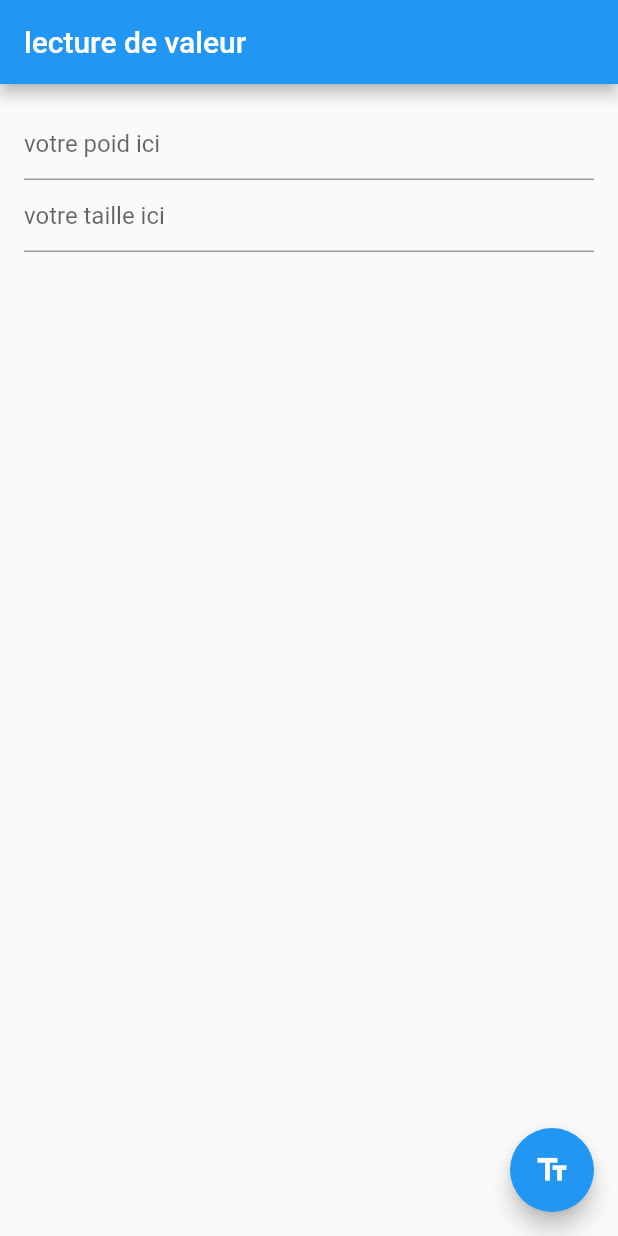
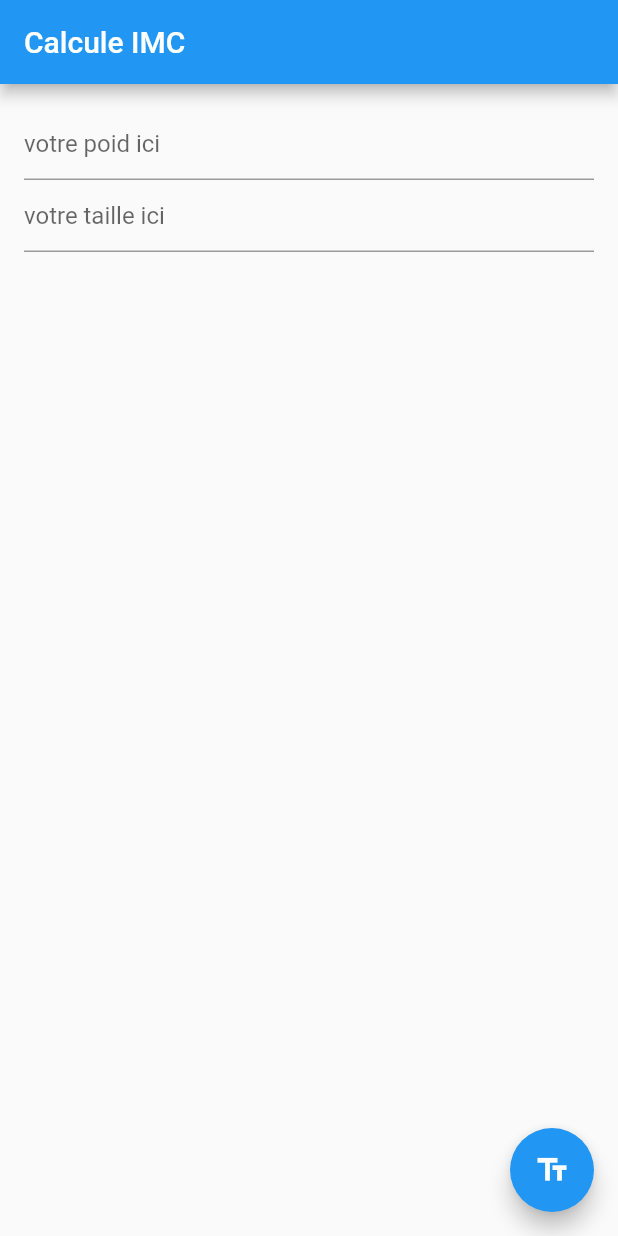
Before and after one commit to khalillakhdhar/imc_calculator, a Flutter app: the screen it shows after launch, on a phone screen of 412 x 824 dp. Run offline on Flutter 3.47's test engine with Material 2 defaults, Android fonts, the light colour scheme and no system bars.

Commit message:
Update main.dart

```diff
--- a/lib/main.dart
+++ b/lib/main.dart
@@ -6,7 +6,7 @@ class MyApp extends StatelessWidget {
   @override
   Widget build(BuildContext context) {
     return MaterialApp(
-      title: 'Tester votre age',
+      title: 'Tester votre IMC',
       home: MyCustomForm(),
     );
   }
@@ -38,7 +38,7 @@ class _MyCustomFormState extends State<MyCustomForm> {
   Widget build(BuildContext context) {
     return Scaffold(
       appBar: AppBar(
-        title: Text('lecture de valeur'),
+        title: Text('Calcule IMC'),
       ),
       body: Padding(
         padding: const EdgeInsets.all(16.0),
```
